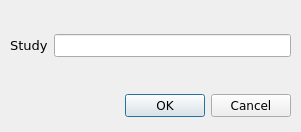
Old version of the form src/rc_metastudio/forms/new_study_dlg.ui in the repository AliSalman-et-al/openmeta-analyst-community.
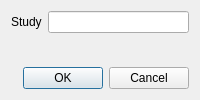
New version of the form. Icons and pictures are not drawn.

Commit message:
Make Edit Dataset workspace adaptive
Migrate the modal dataset editor and nested add/rename dialogs to managed adaptive layouts. Add screen-safe placement, persisted pane proportions, internal overflow, keyboard coverage, and accepted/rejected workflow regressions.

Closes #297

What changed in the file:
```diff
--- a/src/rc_metastudio/forms/new_study_dlg.ui
+++ b/src/rc_metastudio/forms/new_study_dlg.ui
@@ -2,99 +2,13 @@
 <ui version="4.0">
  <class>new_study_dialog</class>
  <widget class="QDialog" name="new_study_dialog">
-  <property name="enabled">
-   <bool>true</bool>
-  </property>
-  <property name="geometry">
-   <rect>
-    <x>0</x>
-    <y>0</y>
-    <width>301</width>
-    <height>132</height>
-   </rect>
-  </property>
-  <property name="minimumSize">
-   <size>
-    <width>301</width>
-    <height>132</height>
-   </size>
-  </property>
-  <property name="maximumSize">
-   <size>
-    <width>301</width>
-    <height>132</height>
-   </size>
-  </property>
-  <property name="font">
-   <font>
-    <family>Verdana</family>
-   </font>
-  </property>
-  <property name="windowTitle">
-   <string>Add Study</string>
-  </property>
-  <property name="windowIcon">
-   <iconset>
-    <normaloff>:/misc/meta.png</normaloff>:/misc/meta.png</iconset>
-  </property>
-  <widget class="QDialogButtonBox" name="buttonBox">
-   <property name="geometry">
-    <rect>
-     <x>10</x>
-     <y>90</y>
-     <width>281</width>
-     <height>32</height>
-    </rect>
-   </property>
-   <property name="font">
-    <font>
-     <family>Verdana</family>
-    </font>
-   </property>
-   <property name="orientation">
-    <enum>Qt::Horizontal</enum>
-   </property>
-   <property name="standardButtons">
-    <set>QDialogButtonBox::Cancel|QDialogButtonBox::Ok</set>
-   </property>
-  </widget>
-  <widget class="QWidget" name="layoutWidget">
-   <property name="geometry">
-    <rect>
-     <x>10</x>
-     <y>10</y>
-     <width>281</width>
-     <height>71</height>
-    </rect>
-   </property>
-   <layout class="QGridLayout" name="gridLayout">
-    <item row="0" column="0">
-     <widget class="QLabel" name="label_2">
-      <property name="font">
-       <font>
-        <family>Verdana</family>
-        <pointsize>10</pointsize>
-       </font>
-      </property>
-      <property name="text">
-       <string>Study</string>
-      </property>
-     </widget>
-    </item>
-    <item row="0" column="1">
-     <widget class="QLineEdit" name="study_lbl">
-      <property name="font">
-       <font>
-        <family>Verdana</family>
-       </font>
-      </property>
-      <property name="alignment">
-       <set>Qt::AlignCenter</set>
-      </property>
-     </widget>
-    </item>
-   </layout>
-  </widget>
+  <property name="geometry"><rect><x>0</x><y>0</y><width>0</width><height>0</height></rect></property>
+  <property name="windowTitle"><string>Add Study</string></property>
+  <property name="windowIcon"><iconset resource="images/icons.qrc"><normaloff>:/misc/meta.png</normaloff>:/misc/meta.png</iconset></property>
+  <layout class="QVBoxLayout" name="verticalLayout">
+   <item><layout class="QFormLayout" name="formLayout"><property name="fieldGrowthPolicy"><enum>QFormLayout::AllNonFixedFieldsGrow</enum></property><item row="0" column="0"><widget class="QLabel" name="label_2"><property name="text"><string>Study</string></property><property name="buddy"><cstring>study_lbl</cstring></property></widget></item><item row="0" column="1"><widget class="QLineEdit" name="study_lbl"><property name="alignment"><set>Qt::AlignCenter</set></property></widget></item></layout></item>
+   <item><widget class="QDialogButtonBox" name="buttonBox"><property name="orientation"><enum>Qt::Horizontal</enum></property><property name="standardButtons"><set>QDialogButtonBox::Cancel|QDialogButtonBox::Ok</set></property></widget></item>
+  </layout>
  </widget>
  <resources>
   <include location="images/icons.qrc"/>
```
Left out of the diff: 40 changed lines with no effect on the pictures. The commit also changes 22 other files.
